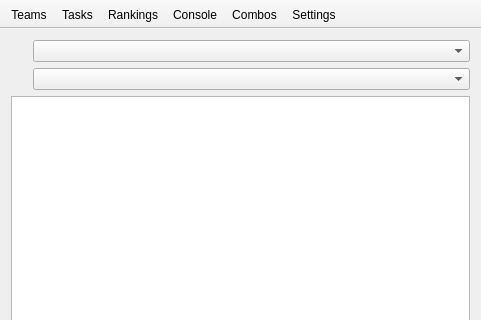
Before: the Qt Designer form mainwindow.ui in FrankMamuda/ketoevent, drawn with Qt 5; both pictures show x 0 to 481 and y 0 to 320 of the 481 by 462 pixel window.
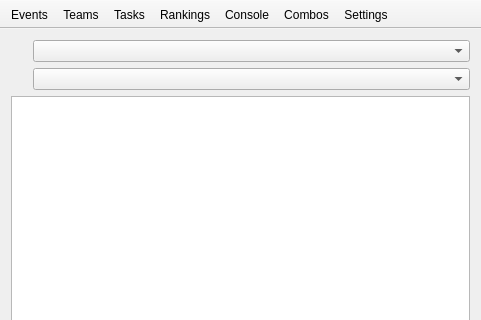
After: the same form once the commit is applied. Icons and pictures are not drawn. Custom widgets are drawn as their Qt base class.

Commit message: Removed junk files. Event manager (alpha)

```diff
--- a/mainwindow.ui
+++ b/mainwindow.ui
@@ -136,6 +136,7 @@
    <attribute name="toolBarBreak">
     <bool>false</bool>
    </attribute>
+   <addaction name="actionEvents"/>
    <addaction name="actionTeams"/>
    <addaction name="actionTasks"/>
    <addaction name="actionRankings"/>
@@ -268,6 +269,15 @@
     <string>Done</string>
    </property>
   </action>
+  <action name="actionEvents">
+   <property name="icon">
+    <iconset resource="resources.qrc">
+     <normaloff>:/icons/ketone</normaloff>:/icons/ketone</iconset>
+   </property>
+   <property name="text">
+    <string>Events</string>
+   </property>
+  </action>
  </widget>
  <layoutdefault spacing="6" margin="11"/>
  <customwidgets>
```
Left out of the diff: 3 changed lines with no effect on the pictures. The commit also changes 19 other files.
